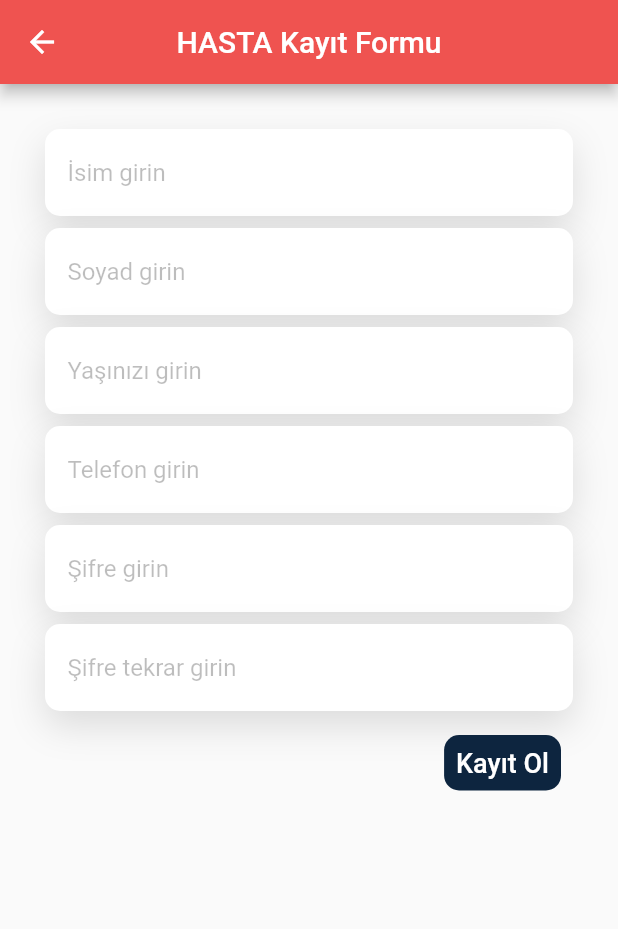
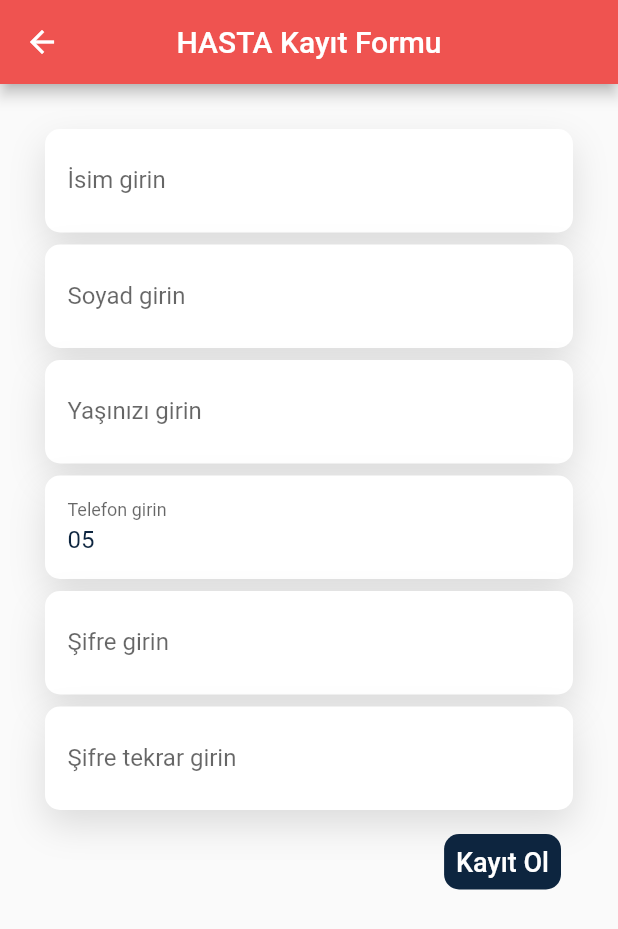
Before and after one commit to ndalyanlar/hemsirem, a Flutter app: the screen it shows after launch, after a tap on "Giriş", after a tap on "Kayıt Ol", on a phone screen of 412 x 824 dp. Shown: the top 929 px of the screen. Run offline on Flutter 3.47's test engine with Material 2 defaults, Android fonts, the phone set to English and light mode, and no system bars; our stand-ins replace cloud_firestore, firebase_auth, firebase_core, flutter_riverpod; missing offline and left inert: cloud_firestore_web, firebase_auth_web, firebase_core_web; accounts and stored records are empty; Roboto replaces fonts that are missing (Poppins).

Commit message:
update register screen

```diff
--- a/lib/Screens/login_page.dart
+++ b/lib/Screens/login_page.dart
@@ -298,10 +298,6 @@ class _BuildFormState extends ConsumerState<BuildForm> {
                   _formKey.currentState!.save();
 
                   DocumentSnapshot data;
-                  // DocumentSnapshot data = await FirebaseFirestore.instance
-                  //     .collection("patients")
-                  //     .doc(_controllerPhone.text)
-                  //     .get();
                   switch (provider.whoIs) {
                     case Who.HASTA:
                       data = await FirebaseDocName().getUser(
@@ -328,13 +324,31 @@ class _BuildFormState extends ConsumerState<BuildForm> {
                   if (user.password == _controllerPass.text &&
                       _controllerPhone.text.contains(user.phone)) {
                     await auth.registerUser(provider.telephone, context);
+                    ScaffoldMessenger.of(context).showSnackBar(const SnackBar(
+                      dismissDirection: DismissDirection.startToEnd,
+                      content: Center(
+                        child: Text(
+                          'Giriş Başarılı',
+                        ),
+                      ),
+                      backgroundColor: Color.fromARGB(255, 5, 94, 39),
+                    ));
                     log("success");
                   } else {
-                    // ScaffoldMessenger.of(context).showMaterialBanner(
-                    //     MaterialBanner(content: context, actions: []));
+                    ScaffoldMessenger.of(context).showSnackBar(SnackBar(
+                      // dismissDirection: DismissDirection.vertical,
+                      content: SizedBox(
+                        height: MediaQuery.of(context).size.height * 0.1,
+                        child: Text(
+                          'Giriş Hatalı',
+                          textAlign: TextAlign.center,
+                          style: AppTheme.LoginPageButtonsTextStyle.copyWith(
+                              color: LightColors.kLightWhite),
+                        ),
+                      ),
+                      backgroundColor: LightColors.kSnackbarBGColor,
+                    ));
                   }
-
-                  // auth.registerUser(provider.telephone, context);
                 }
               }),
         ],
--- a/lib/Screens/register_pages.dart
+++ b/lib/Screens/register_pages.dart
@@ -38,6 +38,12 @@ class _RegisterPageState extends State<RegisterPage> {
 
   final TextEditingController _controllerPass1 = TextEditingController();
   final TextEditingController _controllerPass2 = TextEditingController();
+
+  @override
+  void initState() {
+    _controllerTel.text = "05";
+    super.initState();
+  }
 
   @override
   Widget build(BuildContext context) {
@@ -102,7 +108,8 @@ class _RegisterPageState extends State<RegisterPage> {
     return TextButton(
         onPressed: () async {
           setState(() {
-            loading = _formKey.currentState!.validate();
+            loading = (_formKey.currentState!.validate() &&
+                _controllerPass1.text == _controllerPass2.text);
           });
 
           if (loading) {
@@ -185,6 +192,7 @@ class _RegisterPageState extends State<RegisterPage> {
           keyboardType: isNum ?? false ? TextInputType.number : null,
           controller: textEditingController,
           decoration: InputDecoration(
+              label: Text(type),
               hintText: type,
               hintStyle: const TextStyle(color: Colors.black26),
               border: InputBorder.none),
```
